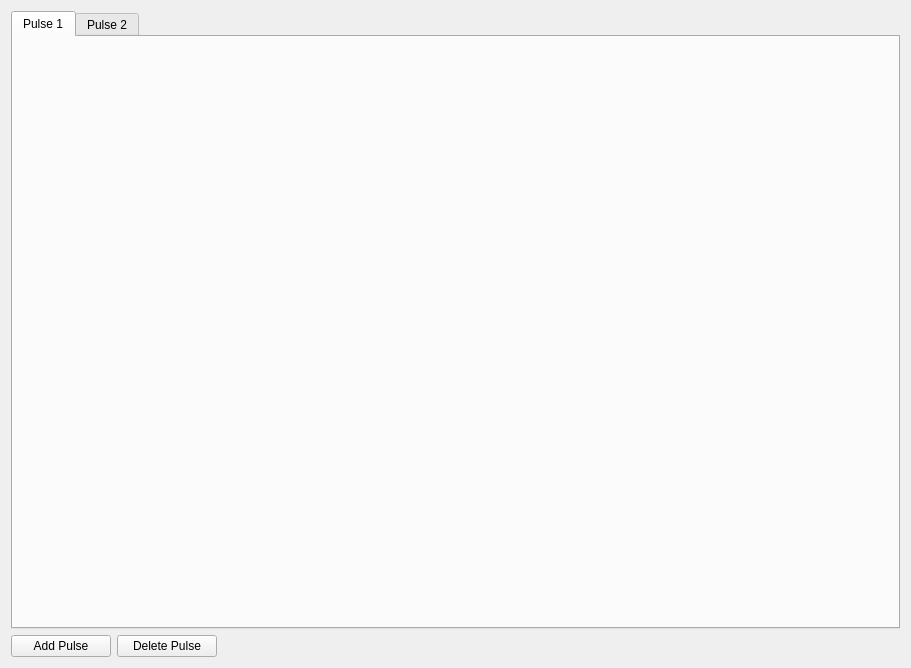
mmguillermo/QUDI, file gui/redcrab/ui_pulse_options_tab.ui: the form before one commit.
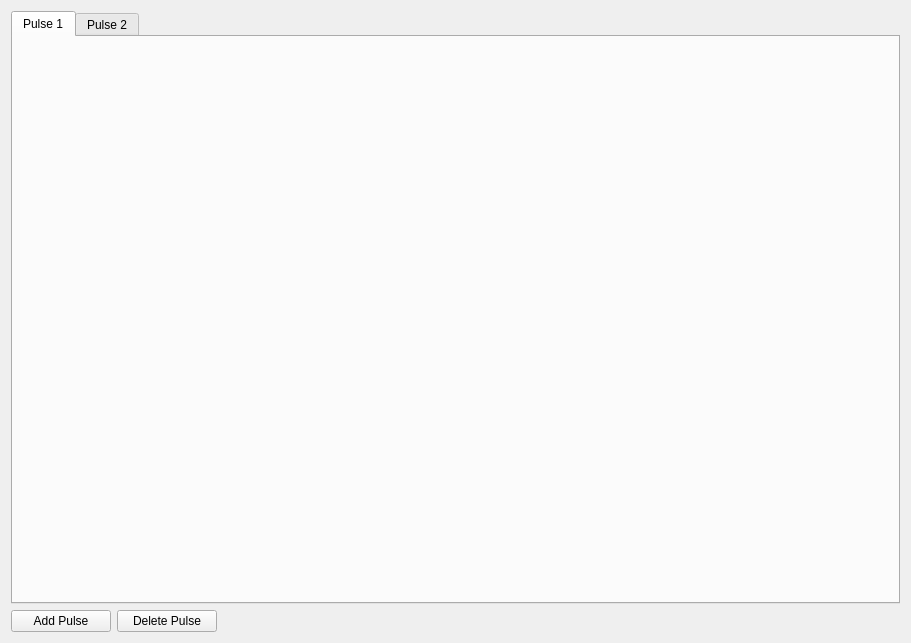
The form after the commit.

Commit message: Added Button and resized windows

Patch:
```diff
--- a/gui/redcrab/ui_pulse_options_tab.ui
+++ b/gui/redcrab/ui_pulse_options_tab.ui
@@ -7,7 +7,7 @@
     <x>0</x>
     <y>0</y>
     <width>911</width>
-    <height>668</height>
+    <height>643</height>
    </rect>
   </property>
   <property name="windowTitle">
```
The commit also changes 4 other files.
